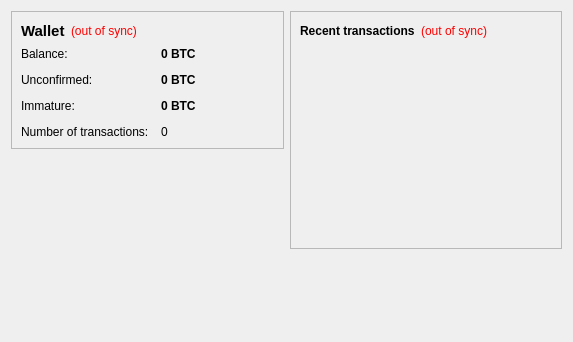
Before: the Qt Designer form src/qt/forms/overviewpage.ui in staticlace/bitcoin, drawn with Qt 5.
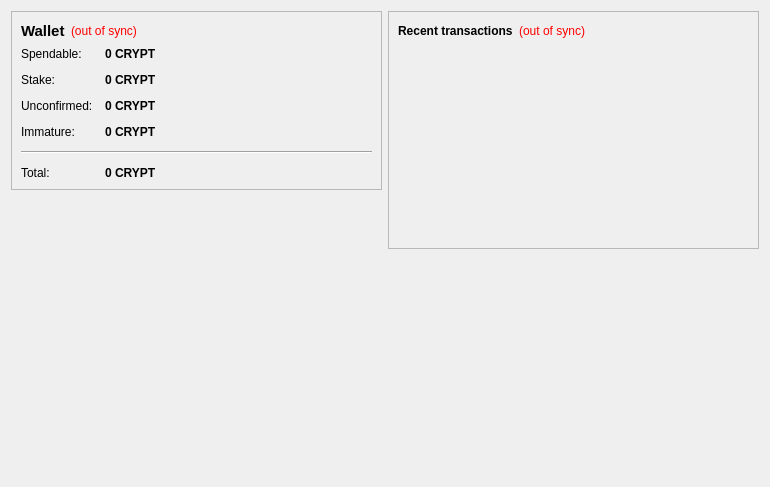
After: the same form once the commit is applied. Icons and pictures are not drawn.

```diff
--- a/src/qt/forms/overviewpage.ui
+++ b/src/qt/forms/overviewpage.ui
@@ -6,8 +6,8 @@
    <rect>
     <x>0</x>
     <y>0</y>
-    <width>573</width>
-    <height>342</height>
+    <width>770</width>
+    <height>487</height>
    </rect>
   </property>
   <property name="windowTitle">
@@ -86,7 +86,7 @@
           <item row="0" column="0">
            <widget class="QLabel" name="label">
             <property name="text">
-             <string>Balance:</string>
+             <string>Spendable:</string>
             </property>
            </widget>
           </item>
@@ -105,7 +105,7 @@
              <string>Your current balance</string>
             </property>
             <property name="text">
-             <string notr="true">0 BTC</string>
+             <string notr="true">0 CRYPT</string>
             </property>
             <property name="textInteractionFlags">
              <set>Qt::LinksAccessibleByMouse|Qt::TextSelectableByKeyboard|Qt::TextSelectableByMouse</set>
@@ -113,13 +113,42 @@
            </widget>
           </item>
           <item row="1" column="0">
+           <widget class="QLabel" name="label_6">
+            <property name="text">
+             <string>Stake:</string>
+            </property>
+           </widget>
+          </item>
+          <item row="1" column="1">
+           <widget class="QLabel" name="labelStake">
+            <property name="font">
+             <font>
+              <weight>75</weight>
+              <bold>true</bold>
+             </font>
+            </property>
+            <property name="cursor">
+             <cursorShape>IBeamCursor</cursorShape>
+            </property>
+            <property name="toolTip">
+             <string>Total of coins that was staked, and do not yet count toward the current balance</string>
+            </property>
+            <property name="text">
+             <string notr="true">0 CRYPT</string>
+            </property>
+            <property name="textInteractionFlags">
+             <set>Qt::LinksAccessibleByMouse|Qt::TextSelectableByKeyboard|Qt::TextSelectableByMouse</set>
+            </property>
+           </widget>
+          </item>
+          <item row="2" column="0">
            <widget class="QLabel" name="label_3">
             <property name="text">
              <string>Unconfirmed:</string>
             </property>
            </widget>
           </item>
-          <item row="1" column="1">
+          <item row="2" column="1">
            <widget class="QLabel" name="labelUnconfirmed">
             <property name="font">
              <font>
@@ -134,7 +163,7 @@
              <string>Total of transactions that have yet to be confirmed, and do not yet count toward the current balance</string>
             </property>
             <property name="text">
-             <string notr="true">0 BTC</string>
+             <string notr="true">0 CRYPT</string>
             </property>
             <property name="textInteractionFlags">
              <set>Qt::LinksAccessibleByMouse|Qt::TextSelectableByKeyboard|Qt::TextSelectableByMouse</set>
@@ -142,30 +171,13 @@
            </widget>
           </item>
           <item row="3" column="0">
-           <widget class="QLabel" name="label_2">
-            <property name="text">
-             <string>Number of transactions:</string>
-            </property>
-           </widget>
-          </item>
-          <item row="3" column="1">
-           <widget class="QLabel" name="labelNumTransactions">
-            <property name="toolTip">
-             <string>Total number of transactions in wallet</string>
-            </property>
-            <property name="text">
-             <string notr="true">0</string>
-            </property>
-           </widget>
-          </item>
-          <item row="2" column="0">
            <widget class="QLabel" name="labelImmatureText">
             <property name="text">
              <string>Immature:</string>
             </property>
            </widget>
           </item>
-          <item row="2" column="1">
+          <item row="3" column="1">
            <widget class="QLabel" name="labelImmature">
             <property name="font">
              <font>
@@ -177,7 +189,43 @@
              <string>Mined balance that has not yet matured</string>
             </property>
             <property name="text">
-             <string notr="true">0 BTC</string>
+             <string notr="true">0 CRYPT</string>
+            </property>
+            <property name="textInteractionFlags">
+             <set>Qt::LinksAccessibleByMouse|Qt::TextSelectableByKeyboard|Qt::TextSelectableByMouse</set>
+            </property>
+           </widget>
+          </item>
+          <item row="4" column="0" colspan="2">
+           <widget class="Line" name="line">
+            <property name="orientation">
+             <enum>Qt::Horizontal</enum>
+            </property>
+           </widget>
+          </item>
+          <item row="5" column="0">
+           <widget class="QLabel" name="labelTotalText">
+            <property name="text">
+             <string>Total:</string>
+            </property>
+           </widget>
+          </item>
+          <item row="5" column="1">
+           <widget class="QLabel" name="labelTotal">
+            <property name="font">
+             <font>
+              <weight>75</weight>
+              <bold>true</bold>
+             </font>
+            </property>
+            <property name="cursor">
+             <cursorShape>IBeamCursor</cursorShape>
+            </property>
+            <property name="toolTip">
+             <string>Your current total balance</string>
+            </property>
+            <property name="text">
+             <string notr="true">0 CRYPT</string>
             </property>
             <property name="textInteractionFlags">
              <set>Qt::LinksAccessibleByMouse|Qt::TextSelectableByKeyboard|Qt::TextSelectableByMouse</set>
@@ -202,6 +250,25 @@
        </property>
       </spacer>
      </item>
+     <item>
+      <widget class="QLabel" name="label_2">
+       <property name="autoFillBackground">
+        <bool>true</bool>
+       </property>
+       <property name="text">
+        <string/>
+       </property>
+       <property name="pixmap">
+        <pixmap>:/icons/drmbg</pixmap>
+       </property>
+       <property name="scaledContents">
+        <bool>false</bool>
+       </property>
+       <property name="margin">
+        <number>0</number>
+       </property>
+      </widget>
+     </item>
     </layout>
    </item>
    <item>
```
Left out of the diff: 6 changed lines with no effect on the pictures.
